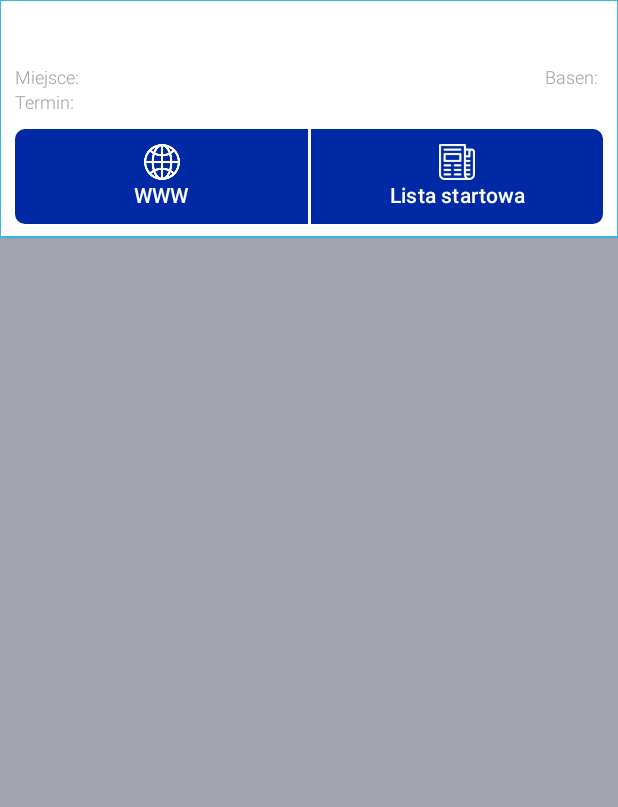
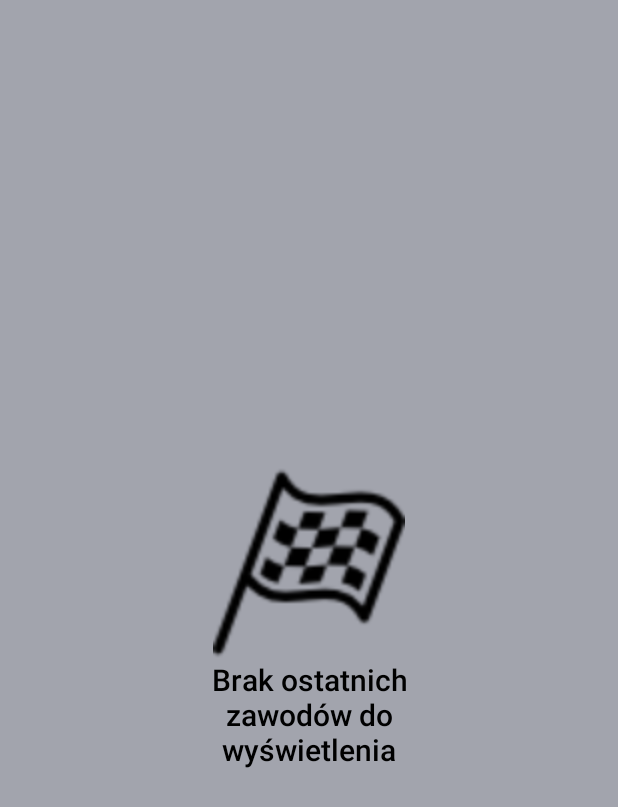
Before and after one commit to MIKE432/Manta-andorid, an Android app: the fragment LastMeetFragment shown on its own in the app's theme, on a phone screen of 412 x 824 dp. Shown: the top 807 px of the screen. Run offline under Robolectric (Android 15) with nearby library versions, the phone set to English and light mode, and no system bars; 1 statement that could not run was skipped.

Commit message:
styled last results

```diff
--- a/app/src/main/java/com/apusart/manta/ui/tools/Defaults.kt
+++ b/app/src/main/java/com/apusart/manta/ui/tools/Defaults.kt
@@ -78,22 +78,6 @@ object Const {
     )
 }
 
-object Font {
-    const val ROBOTO_BLACK = "fonts/Roboto-Black.ttf"
-    const val ROBOTO_BLACK_ITALIC = "fonts/Roboto-BlackItalic.ttf"
-    const val ROBOTO_BOLD = "fonts/Roboto-Bold.ttf"
-    const val ROBOTO_BOLD_ITALIC = "fonts/Roboto-BoldItalic.ttf"
-    const val ROBOTO_ITALIC = "fonts/Roboto-Italic.ttf"
-    const val ROBOTO_LIGHT = "fonts/Roboto-Light.ttf"
-    const val ROBOTO_LIGHT_ITALIC = "fonts/Roboto-LightItalic.ttf"
-    const val ROBOTO_MEDIUM = "fonts/Roboto-Medium.ttf"
-    const val ROBOTO_MEDIUM_ITALIC = "fonts/Roboto-MediumItalic.ttf"
-    const val ROBOTO_REGULAR = "fonts/Roboto-Regular.ttf"
-    const val ROBOTO_THIN = "fonts/Roboto-Thin.ttf"
-    const val ROBOTO_THIN_ITALIC = "fonts/Roboto-ThinItalic.ttf"
-
-}
-
 object Tools {
     private val monthsNames = bundleOf(
         "Jan" to 1,
@@ -110,8 +94,8 @@ object Tools {
         "Dec" to 12
     )
 
-    fun toDp(x: Int, context: Context): Int {
-        return (x * (context.resources.displayMetrics.density)).toInt()
+    fun toDp(x: Int): Int {
+        return (x * (Resources.getSystem().displayMetrics.density) + 0.5f).toInt()
     }
 
     fun changeIconColor(src: Int, newColor: Int, resources: Resources): Drawable {
@@ -150,7 +134,7 @@ object Tools {
         val seconds = millis / 100 % 60
         val m = millis % 100
         return "${
-        if((minutes < 10) and (minutes != 0)) "0${minutes}:"
+        if((minutes < 10) and (minutes != 0)) "$minutes:"
         else if((minutes == 0)) ""
         else "$minutes:"}${if(seconds < 10) "0${seconds}" else "$seconds"}.${if(m < 10) "0${m}" else "${m}"}"
     }
--- a/app/src/main/java/com/apusart/manta/ui/tools/MultipleButton.kt
+++ b/app/src/main/java/com/apusart/manta/ui/tools/MultipleButton.kt
@@ -5,10 +5,7 @@ import android.graphics.Canvas
 import android.graphics.drawable.ColorDrawable
 import android.graphics.drawable.Drawable
 import android.util.AttributeSet
-import android.view.Gravity
-import android.view.View
-import android.view.ViewGroup
-import android.view.ViewTreeObserver
+import android.view.*
 import android.widget.ImageView
 
 import android.widget.TextView
@@ -46,17 +43,16 @@ class MultipleButton(context: Context, attributeSet: AttributeSet): ConstraintLa
             (textView.layoutParams as LayoutParams).endToEnd = 0
             (textView.layoutParams as LayoutParams).bottomToBottom = 0
 
-            textView.setTextAppearance(R.style.ButtonRoboto14Pt)
+            textView.setTextAppearance(R.style.CaptionRoboto12Pt)
             textView.setTextColor(resources.getColor(R.color.white))
-
         }
 
         private fun setupImageView(icon: Int?) {
-            imageView.layoutParams = LayoutParams(Tools.toDp(24, context), Tools.toDp(24, context))
+            imageView.layoutParams = LayoutParams(Tools.toDp(24), Tools.toDp(24))
             (imageView.layoutParams as LayoutParams).topToTop = 0
             (imageView.layoutParams as LayoutParams).startToStart = 0
             (imageView.layoutParams as LayoutParams).endToEnd = 0
-            (imageView.layoutParams as LayoutParams).bottomToTop = textView.id
+
             if(icon == null)
                 imageView.visibility = View.INVISIBLE
             else {
@@ -70,13 +66,12 @@ class MultipleButton(context: Context, attributeSet: AttributeSet): ConstraintLa
             mIsIconSet = icon != null
             this.textView.text = text
             setOnClickListener(onClickListener)
-            layoutParams = LayoutParams(0, LayoutParams.MATCH_PARENT)
-            (layoutParams as LayoutParams).topToTop = 0
-            (layoutParams as LayoutParams).bottomToBottom = 0
-            addView(textView)
-            addView(imageView)
+            layoutParams = LayoutParams(0, LayoutParams.WRAP_CONTENT)
             setupImageView(icon)
             setupTextView()
+            addView(textView, textView.layoutParams)
+            addView(imageView, imageView.layoutParams)
+
             return this
         }
 
@@ -89,7 +84,7 @@ class MultipleButton(context: Context, attributeSet: AttributeSet): ConstraintLa
 
     init {
         initParams()
-        mChildButtons.add(ChildButton().setUpChild("1"))
+        mChildButtons.add(ChildButton().setUpChild("WWW", R.drawable.www_icon))
         mChildButtons.add(ChildButton().setUpChild("2"))
         addChildren()
         setBackgrounds()
@@ -97,15 +92,15 @@ class MultipleButton(context: Context, attributeSet: AttributeSet): ConstraintLa
     }
 
     private fun initParams() {
-        layoutParams = LayoutParams(LayoutParams.MATCH_PARENT, LayoutParams.MATCH_PARENT)
-        (layoutParams as LayoutParams).marginStart = Tools.toDp(1, context)
-        (layoutParams as LayoutParams).marginEnd = Tools.toDp(1, context)
+        layoutParams = LayoutParams(LayoutParams.MATCH_PARENT, LayoutParams.WRAP_CONTENT)
+        (layoutParams as LayoutParams).marginStart = Tools.toDp(1)
+        (layoutParams as LayoutParams).marginEnd = Tools.toDp(1)
     }
 
     private fun setupInnerChild(child: ChildButton, index: Int) {
         child.background = resources.getDrawable(R.drawable.multiple_button_inner_button)
 
-        (child.layoutParams as LayoutParams).marginEnd = Tools.toDp(2, context)
+        (child.layoutParams as LayoutParams).marginEnd = Tools.toDp(2)
 
         (child.layoutParams as LayoutParams).startToEnd = mChildButtons[index - 1].id
         (child.layoutParams as LayoutParams).endToStart = mChildButtons[index + 1].id
@@ -116,13 +111,13 @@ class MultipleButton(context: Context, attributeSet: AttributeSet): ConstraintLa
 
     private fun setupOuterChild(child: ChildButton, background: Drawable, index: Int) {
         child.background = background
-        (child.layoutParams as LayoutParams).marginStart = Tools.toDp(0, context)
-        (child.layoutParams as LayoutParams).marginEnd = Tools.toDp(0, context)
+        (child.layoutParams as LayoutParams).marginStart = Tools.toDp(0)
+        (child.layoutParams as LayoutParams).marginEnd = Tools.toDp(0)
 
         if(index == 0) {
             (child.layoutParams as LayoutParams).startToStart = 0
             (child.layoutParams as LayoutParams).endToStart = mChildButtons[1].id
-            (child.layoutParams as LayoutParams).marginEnd = Tools.toDp(2, context)
+            (child.layoutParams as LayoutParams).marginEnd = Tools.toDp(2)
         } else {
             (child.layoutParams as LayoutParams).endToEnd = 0
             (child.layoutParams as LayoutParams).startToEnd = mChildButtons[index - 1].id
--- a/app/src/main/java/com/apusart/manta/ui/user_module/meets/LastMeetFragment.kt
+++ b/app/src/main/java/com/apusart/manta/ui/user_module/meets/LastMeetFragment.kt
@@ -33,13 +33,12 @@ import java.util.*
 class LastMeetFragment: Fragment(R.layout.last_meet_fragment) {
     private val resultsViewModel: LastMeetViewModel by viewModels()
     private lateinit var comparedResultAdapter: ComparedResultAdapter
+
     override fun onViewCreated(view: View, savedInstanceState: Bundle?) {
         super.onViewCreated(view, savedInstanceState)
-        last_meet_fragment_nested_scroll_view.isVisible = false
 
-        last_meet_fragment_spinner.isVisible = true
         comparedResultAdapter = ComparedResultAdapter()
-
+        last_meet_fragment_no_last_meet.isVisible = false
         last_meet_fragment_results.apply {
             adapter = comparedResultAdapter
         }
@@ -48,9 +47,18 @@ class LastMeetFragment: Fragment(R.layout.last_meet_fragment) {
         multiple_button.setButtonIcon(0, R.drawable.www_icon)
         multiple_button.setText(1, "Lista startowa")
         multiple_button.setButtonIcon(1, R.drawable.articles_icon)
+
         resultsViewModel.inProgress.observe(viewLifecycleOwner, Observer {
+
             last_meet_fragment_spinner.isVisible = it
             last_meet_fragment_nested_scroll_view.isVisible = !it
+        })
+
+        resultsViewModel.mShowContent.observe(viewLifecycleOwner, Observer {
+
+            last_meet_fragment_nested_scroll_view.isVisible = it
+            last_meet_fragment_no_last_meet.isVisible = !it
+
         })
 
         resultsViewModel.lastMeetResultCompared.observe(viewLifecycleOwner, Observer {
@@ -85,6 +93,9 @@ class LastMeetFragment: Fragment(R.layout.last_meet_fragment) {
                         startActivity(intent)
                     }
                 }
+            } else {
+                last_meet_fragment_nested_scroll_view.isVisible = false
+                last_meet_fragment_no_last_meet.isVisible = true
             }
 
             comparedResultAdapter.submitList(it)
--- a/app/src/main/java/com/apusart/manta/ui/user_module/meets/MeetsFragment.kt
+++ b/app/src/main/java/com/apusart/manta/ui/user_module/meets/MeetsFragment.kt
@@ -83,7 +83,7 @@ class LastMeetsFragment: Fragment(R.layout.last_meets_fragment) {
         })
 
         meetsViewModel.inProgressLastMeets.observe(viewLifecycleOwner, Observer {
-            meets_fragment_last_meets_list.isVisible = !it
+            meets_fragment_last_meets_list.isVisible = !it && lastMeetsAdapter.currentList.isNotEmpty()
         })
 
         meets_fragment_last_meets_list.apply {
--- a/app/src/main/res/drawable/multiple_button_first_button.xml
+++ b/app/src/main/res/drawable/multiple_button_first_button.xml
@@ -1,10 +1,10 @@
 <?xml version="1.0" encoding="utf-8"?>
 <ripple android:color="@color/black" xmlns:android="http://schemas.android.com/apk/res/android">
-    <item android:state_pressed="false">
-        <shape>
+    <item android:state_pressed="false" android:height="56dp">
+        <shape >
             <solid android:color="@color/colorPrimary" />
             <stroke android:width="1dp" android:color="@color/colorPrimary" />
-            <padding android:left="10dp" android:top="10dp" android:right="10dp" android:bottom="10dp" />
+            <padding android:left="12dp" android:top="8dp" android:right="12dp" android:bottom="12dp" />
             <corners android:topLeftRadius="6dp" android:bottomLeftRadius="6dp" />
         </shape>
     </item>
--- a/app/src/main/res/drawable/multiple_button_inner_button.xml
+++ b/app/src/main/res/drawable/multiple_button_inner_button.xml
@@ -1,10 +1,10 @@
 <?xml version="1.0" encoding="utf-8"?>
 <ripple android:color="@color/black" xmlns:android="http://schemas.android.com/apk/res/android">
-    <item>
-        <shape>
+    <item android:height="56dp">
+        <shape >
             <solid android:color="@color/colorPrimary" />
             <stroke android:width="1dp" android:color="@color/colorPrimary" />
-            <padding android:left="10dp" android:top="10dp" android:right="10dp" android:bottom="10dp" />
+            <padding android:left="12dp" android:top="8dp" android:right="12dp" android:bottom="12dp" />
         </shape>
     </item>
 </ripple>
--- a/app/src/main/res/drawable/multiple_button_last_button.xml
+++ b/app/src/main/res/drawable/multiple_button_last_button.xml
@@ -1,10 +1,10 @@
 <?xml version="1.0" encoding="utf-8"?>
 <ripple android:color="@color/black" xmlns:android="http://schemas.android.com/apk/res/android">
-    <item android:state_pressed="false">
+    <item android:state_pressed="false" android:height="56dp">
         <shape>
             <solid android:color="@color/colorPrimary" />
             <stroke android:width="1dp" android:color="@color/colorPrimary" />
-            <padding android:left="10dp" android:top="10dp" android:right="10dp" android:bottom="10dp" />
+            <padding android:left="12dp" android:top="8dp" android:right="12dp" android:bottom="12dp" />
             <corners android:topRightRadius="6dp" android:bottomRightRadius="6dp" />
         </shape>
     </item>
--- a/app/src/main/res/layout/last_meet_fragment.xml
+++ b/app/src/main/res/layout/last_meet_fragment.xml
@@ -6,15 +6,19 @@
     android:layout_height="match_parent"
     xmlns:app="http://schemas.android.com/apk/res-auto"
     xmlns:tools="http://schemas.android.com/tools"
-    android:background="@color/cool_grey">
+>
     <androidx.constraintlayout.widget.ConstraintLayout
+        android:id="@+id/last_meet_fragment_content"
         android:layout_width="match_parent"
         android:layout_height="match_parent">
         <androidx.core.widget.NestedScrollView
             android:id="@+id/last_meet_fragment_nested_scroll_view"
             app:layout_constraintTop_toTopOf="parent"
             android:layout_width="match_parent"
-            android:layout_height="wrap_content">
+            android:layout_height="match_parent"
+            android:background="@color/cool_grey"
+
+            >
             <LinearLayout
                 android:id="@+id/last_meet_fragment_container"
                 android:layout_width="match_parent"
@@ -144,6 +148,7 @@
                         android:layout_height="wrap_content"
                         app:layout_constraintTop_toBottomOf="@id/last_meet_fragment_meet_information_container"
                         app:layout_constraintBottom_toBottomOf="parent" />
+
                 </androidx.constraintlayout.widget.ConstraintLayout>
                 <LinearLayout
                     android:id="@+id/last_meet_fragment_other_information_container"
@@ -156,17 +161,47 @@
                         android:id="@+id/last_meet_fragment_results"
                         android:layout_width="match_parent"
                         android:layout_height="wrap_content"
+
                         app:layoutManager="androidx.recyclerview.widget.LinearLayoutManager"/>
                 </LinearLayout>
 
             </LinearLayout>
         </androidx.core.widget.NestedScrollView>
+        <androidx.constraintlayout.widget.ConstraintLayout
+            android:id="@+id/last_meet_fragment_no_last_meet"
+            android:layout_width="match_parent"
+            android:layout_height="match_parent"
+            android:visibility="gone"
+            android:background="@color/cool_grey">
+            <LinearLayout
+                android:layout_width="wrap_content"
+                android:layout_height="wrap_content"
+                app:layout_constraintTop_toTopOf="parent"
+                app:layout_constraintEnd_toEndOf="parent"
+                app:layout_constraintBottom_toBottomOf="parent"
+                app:layout_constraintStart_toStartOf="parent"
+                android:orientation="vertical">
+                <ImageView
 
+                    android:src="@drawable/copetition_flag_icon"
+                    android:layout_width="128dp"
+                    android:layout_gravity="center"
+                    android:layout_height="128dp"/>
+                <TextView
+                    android:layout_width="wrap_content"
+                    android:layout_height="match_parent"
+                    android:text="@string/no_last_meet"
+                    android:maxWidth="200dp"
+                    style="@style/TitleRoboto20Pt"
+                    android:gravity="center"/>
+            </LinearLayout>
+        </androidx.constraintlayout.widget.ConstraintLayout>
         <androidx.constraintlayout.widget.ConstraintLayout
             android:id="@+id/last_meet_fragment_spinner"
             android:layout_width="match_parent"
             android:layout_height="match_parent"
-            android:visibility="visible"
+            android:background="@color/cool_grey"
+            android:visibility="gone"
             tools:layout_editor_absoluteX="0dp"
             tools:layout_editor_absoluteY="0dp">
 
--- a/app/src/main/res/values/strings.xml
+++ b/app/src/main/res/values/strings.xml
@@ -51,4 +51,5 @@
     <string name="settings">Ustawienia</string>
     <string name="meeting_date">%1$s - %2$s</string>
     <string name="club_record">RK - %1$s lat</string>
+    <string name="no_last_meet">Brak ostatnich zawodów do wyświetlenia</string>
 </resources>
```
Also changed, not shown: app/src/main/java/com/apusart/manta/ui/tools/Navigation.kt (+4 -4 lines), app/src/main/java/com/apusart/manta/ui/user_module/meets/LastMeetViewModel.kt (+9 -10 lines), app/src/main/res/layout/incoming_meets_fragment.xml (+7 -4 lines), app/src/main/res/layout/last_meets_fragment.xml (+10 -12 lines), app/src/main/res/layout/multiple_button_item.xml (added, +27 -0 lines), app/src/main/res/layout/result_comparison_item.xml (+7 -6 lines).
